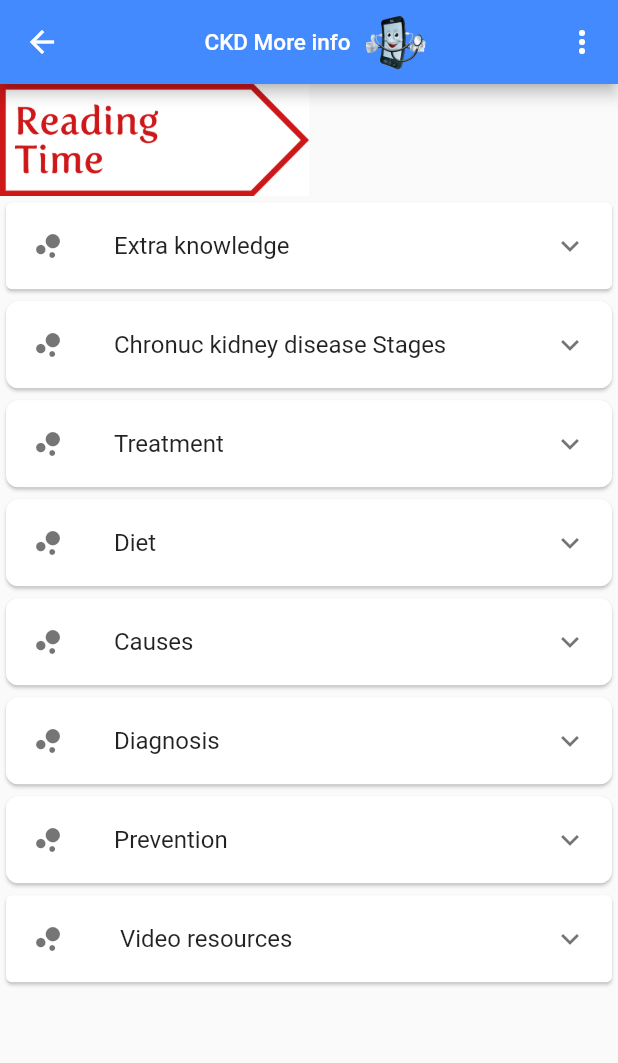
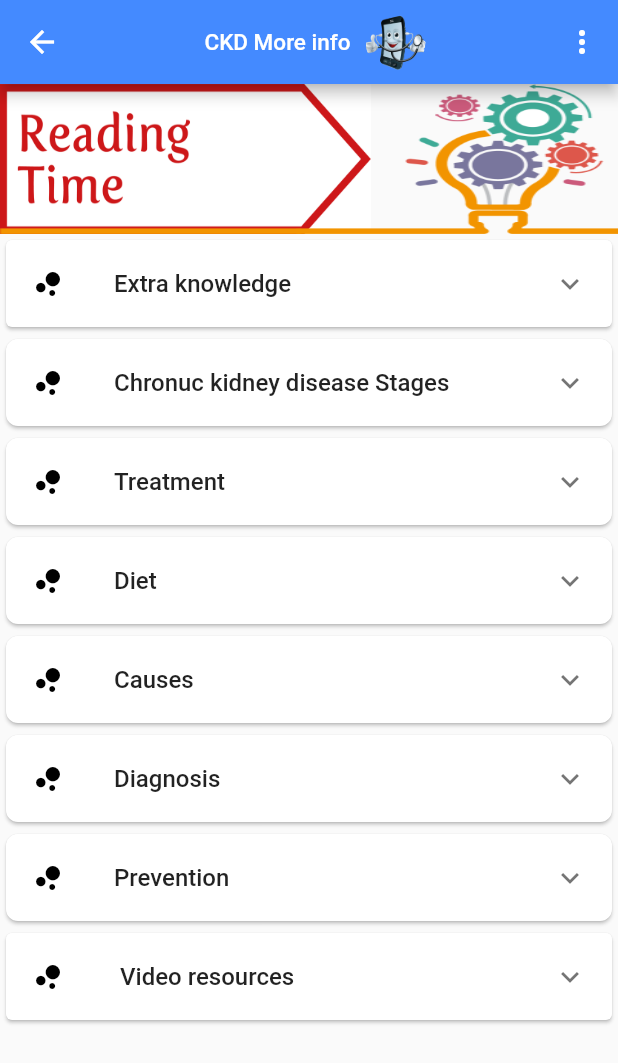
Before and after one commit to KushanChamindu/health-care-support-system, a Flutter app: the CKD_webview screen opened by its route, on a phone screen of 412 x 824 dp. Shown: the top 1063 px of the screen. Run offline on Flutter 3.47's test engine with Material 2 defaults, Android fonts, the phone set to English and light mode, and no system bars; our stand-ins replace cloud_firestore, curved_navigation_bar, datetime_picker_formfield, firebase_auth, firebase_storage, fl_chart and 6 more; missing offline and left inert: flutter_dialogflow; accounts and stored records are empty; project files that could hold a hidden picture were left out.

Commit message:
minor changes

```diff
--- a/lib/Pages/CKD_pages/CKD_moreInfo.dart
+++ b/lib/Pages/CKD_pages/CKD_moreInfo.dart
@@ -18,8 +18,14 @@ class _CKD_webviewState extends State<CKD_webview> {
       shape: RoundedRectangleBorder(
           borderRadius: BorderRadius.all(Radius.circular(8.0))),
       child: ExpansionTile(
-        leading: Icon(Icons.bubble_chart),
-        title: Text(data[0]),
+        leading: Icon(
+          Icons.bubble_chart,
+          color: Colors.black,
+        ),
+        title: Text(
+          data[0],
+          style: TextStyle(fontWeight: FontWeight.w500),
+        ),
         children: <Widget>[
           aboveTitle == true
               ? Padding(
@@ -91,7 +97,7 @@ class _CKD_webviewState extends State<CKD_webview> {
     return _listWidget;
   }
 
-  List<Widget> _extraKnowledge(List data, String image,bool isDividerExist) {
+  List<Widget> _extraKnowledge(List data, String image, bool isDividerExist) {
     return [
       Image.asset(
         image,
@@ -125,10 +131,12 @@ class _CKD_webviewState extends State<CKD_webview> {
           ),
         ),
       ),
-      isDividerExist==true?Divider(
-        height: 10,
-        color: Colors.black87,
-      ):Container(),
+      isDividerExist == true
+          ? Divider(
+              height: 10,
+              color: Colors.black87,
+            )
+          : Container(),
     ];
   }
 
@@ -304,24 +312,44 @@ class _CKD_webviewState extends State<CKD_webview> {
         child: Column(
           crossAxisAlignment: CrossAxisAlignment.start,
           children: <Widget>[
-            Image.asset(
-              'assets/CKD_image/readingTime.png',
-              width: MediaQuery.of(context).size.width * 0.5,
+            Container(
+              width: MediaQuery.of(context).size.width,
+              height: 100,
+              child: Stack(
+                alignment: Alignment.topLeft,
+                children: <Widget>[
+                  Container(
+                    width: MediaQuery.of(context).size.width * 0.6,
+                    height: 100,
+                    child: Image.asset(
+                      'assets/CKD_image/readingTime.png',
+                      fit: BoxFit.fill,
+                    ),
+                  ),
+                  Image.asset(
+                    'assets/CKD_image/raeadinf-time2.png',
+                    fit: BoxFit.fill,
+                    width: MediaQuery.of(context).size.width,
+                  ),
+                ],
+              ),
             ),
             Card(
               child: ExpansionTile(
-                title: Text(
-                  'Extra knowledge',
+                title: Text('Extra knowledge',
+                    style: TextStyle(fontWeight: FontWeight.w500)),
+                leading: Icon(
+                  Icons.bubble_chart,
+                  color: Colors.black,
                 ),
-                leading: Icon(Icons.bubble_chart),
                 children: <Widget>[
                   Column(
-                    children: _extraKnowledge(
-                            extra_1, 'assets/CKD_image/diseases-kidney.jpg',true) +
-                        _extraKnowledge(
-                            extra_2, 'assets/CKD_image/diseases-kidney-2.jpg',true) +
-                        _extraKnowledge(
-                            extra_3, 'assets/CKD_image/diseases-kidney-3.jpg',false),
+                    children: _extraKnowledge(extra_1,
+                            'assets/CKD_image/diseases-kidney.jpg', true) +
+                        _extraKnowledge(extra_2,
+                            'assets/CKD_image/diseases-kidney-2.jpg', true) +
+                        _extraKnowledge(extra_3,
+                            'assets/CKD_image/diseases-kidney-3.jpg', false),
                   )
                 ],
               ),
@@ -334,11 +362,15 @@ class _CKD_webviewState extends State<CKD_webview> {
             _BuildTiles(Prevention, false, false),
             Card(
               child: ExpansionTile(
-                leading: Icon(Icons.bubble_chart),
+                leading: Icon(
+                  Icons.bubble_chart,
+                  color: Colors.black,
+                ),
                 title: Padding(
-                  padding: const EdgeInsets.fromLTRB(0.0,8,8,8),
+                  padding: const EdgeInsets.fromLTRB(0.0, 8, 8, 8),
                   child: Text(
                     ' Video resources',
+                    style: TextStyle(fontWeight: FontWeight.w500),
                   ),
                 ),
                 children: <Widget>[
```
Also changed, not shown: assets/CKD_image/raeadinf-time2.png (added).
